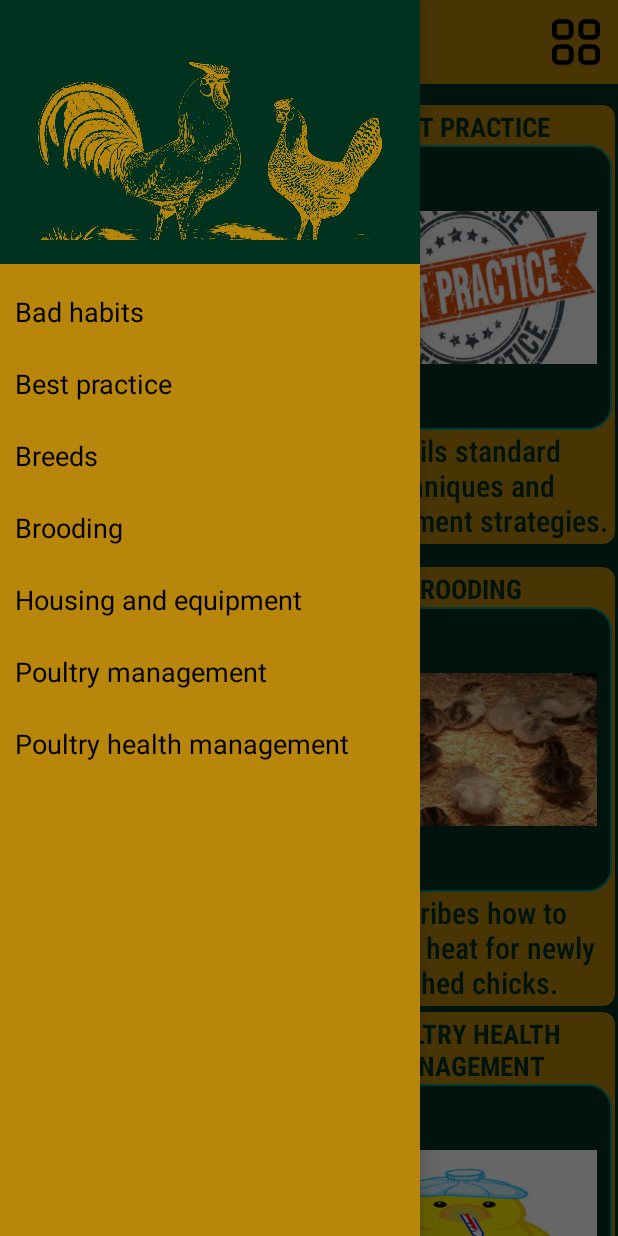
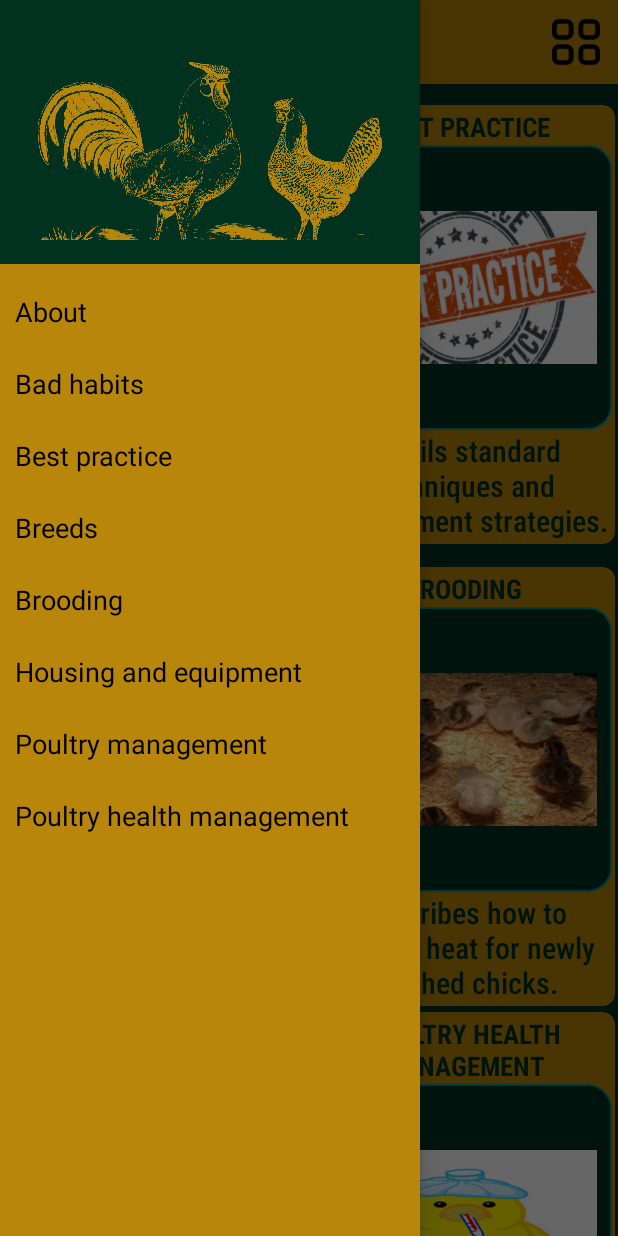
Before and after one commit to Alexisbryann/Kuku, an Android app: the screen it shows after launch (MainActivity), with the side drawer open, on a phone screen of 412 x 824 dp. Run offline under Robolectric (Android 15) with nearby library versions, the phone set to English and light mode, and no system bars; our stand-ins replace AdMob.

Commit message:
Main drawer

```diff
--- a/app/src/main/res/menu/activity_main_drawer.xml
+++ b/app/src/main/res/menu/activity_main_drawer.xml
@@ -7,6 +7,7 @@
     <group
         android:checkableBehavior="single"
         android:enabled="true">
+        <item android:title="@string/About" />
         <item
             android:id="@+id/nav_bad_habits"
             android:title="@string/bad_habits" />
--- a/app/src/main/res/values/strings.xml
+++ b/app/src/main/res/values/strings.xml
@@ -68,4 +68,5 @@
     <string name="item">item</string>
     <string name="toggle">toggle</string>
     <string name="grid">grid</string>
+    <string name="About">About</string>
 </resources>
```
